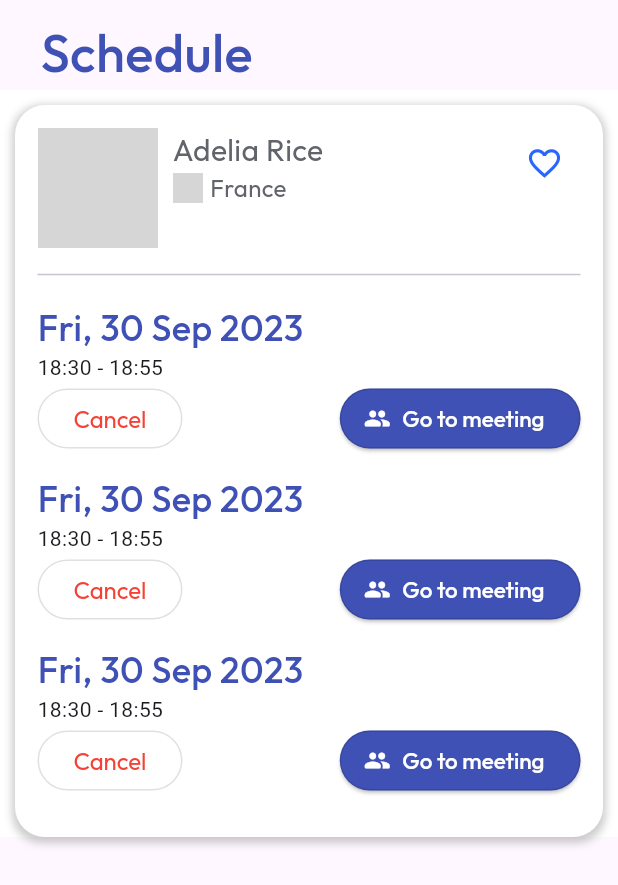
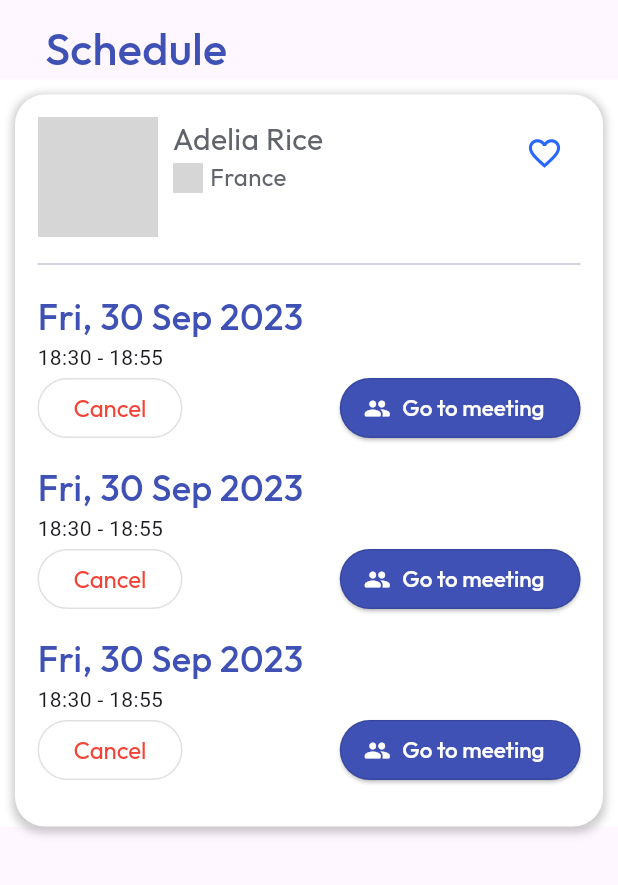
Before and after one commit to phatng45/LetTutor, a Flutter app: the SchedulePageWidget screen opened directly, on a phone screen of 412 x 824 dp. Shown: the top 885 px of the screen. Run offline on Flutter 3.47's test engine with Material 2 defaults, Android fonts, the phone set to English and light mode, and no system bars; our stand-ins replace auto_size_text, chewie, cloud_firestore, dio, expandable, flutter_rating_bar and 9 more; missing offline and left inert: country_flags, flutter_country, json_path, pdfx; accounts and stored records are empty; network calls fail; grey boxes are pictures that could not be loaded.

Commit message:
fixed search button instead of search text form field

```diff
--- a/lib/courses_page/courses_page_widget.dart
+++ b/lib/courses_page/courses_page_widget.dart
@@ -41,6 +41,8 @@ class _CoursesPageWidgetState extends State<CoursesPageWidget> {
       key: scaffoldKey,
       body: SafeArea(
         child: SingleChildScrollView(
+          child: Padding(
+            padding: const EdgeInsets.all(8.0),
             child: Column(
               children: [
                 TabHeader(title: 'Courses'),
@@ -50,6 +52,7 @@ class _CoursesPageWidgetState extends State<CoursesPageWidget> {
                 CourseGeneralInfo(),
                 CourseGeneralInfo(),
               ],
+            ),
           ),
         ),
       ),
--- a/lib/schedule_page/schedule_page_widget.dart
+++ b/lib/schedule_page/schedule_page_widget.dart
@@ -92,24 +92,27 @@ class _SchedulePageWidgetState extends State<SchedulePageWidget> {
 }
 
 class TabHeader extends StatelessWidget {
-  const TabHeader({Key? key, required this.title}) : super(key: key);
+  const TabHeader({Key? key, required this.title, this.end}) : super(key: key);
 
   final String title;
+  final Widget? end;
 
   @override
   Widget build(BuildContext context) {
-    return Container(
-        child: Padding(
-      padding: const EdgeInsets.only(top: 10),
-      child: Align(
-        alignment: Alignment(-.8, 0),
-        child: Text(title,
-            style: FlutterFlowTheme.of(context).title1.override(
-                  fontFamily: FlutterFlowTheme.of(context).title1Family,
-                  color: Colors.indigo,
-                  fontSize: 35,
-                )),
+    return Padding(
+      padding: const EdgeInsets.fromLTRB(30, 10, 30, 0),
+      child: Row(
+        mainAxisAlignment: MainAxisAlignment.spaceBetween,
+        children: [
+          Text(title,
+              style: FlutterFlowTheme.of(context).title1.override(
+                    fontFamily: FlutterFlowTheme.of(context).title1Family,
+                    color: Colors.indigo,
+                    fontSize: 30,
+                  )),
+          end ?? SizedBox.shrink(),
+        ],
       ),
-    ));
+    );
   }
 }
--- a/pubspec.yaml
+++ b/pubspec.yaml
@@ -104,6 +104,7 @@ flutter:
     - assets/pdfs/TheInternet.pdf
     - assets/icons/home.svg
     - assets/icons/home.png
+    - assets/icons/search.png
 
 
   fonts:
```
Also changed, not shown: lib/home_page/home_page_widget.dart (+16 -2 lines), assets/icons/search.png (added). Lines whose indentation alone changed are shown as unchanged.
